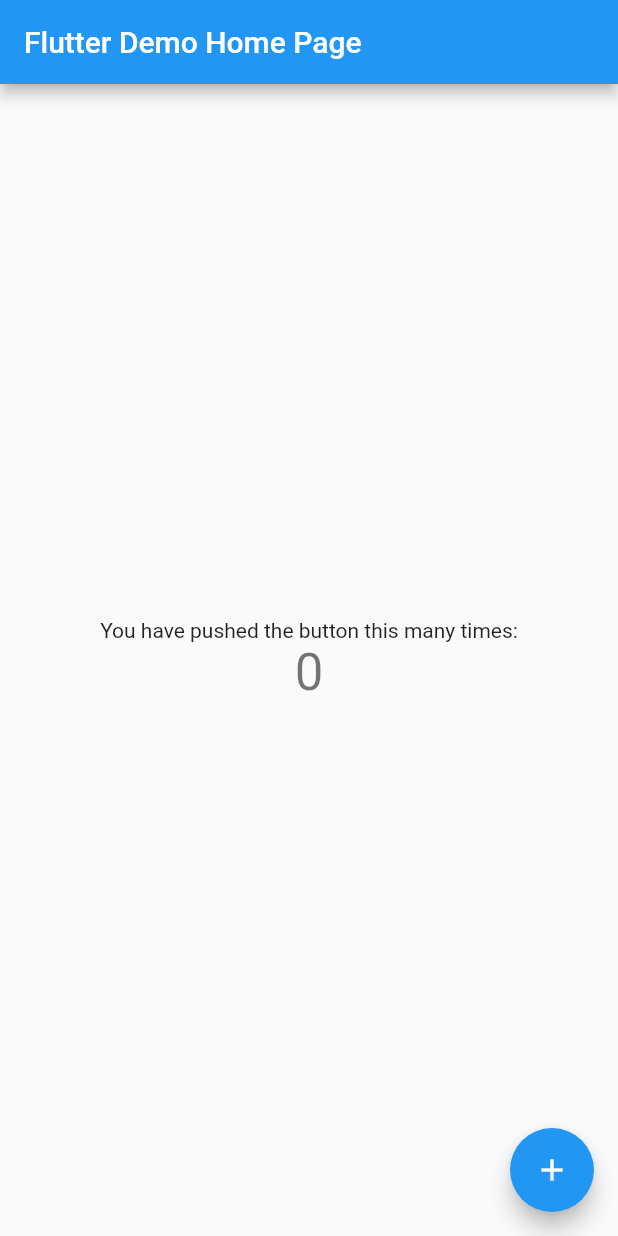
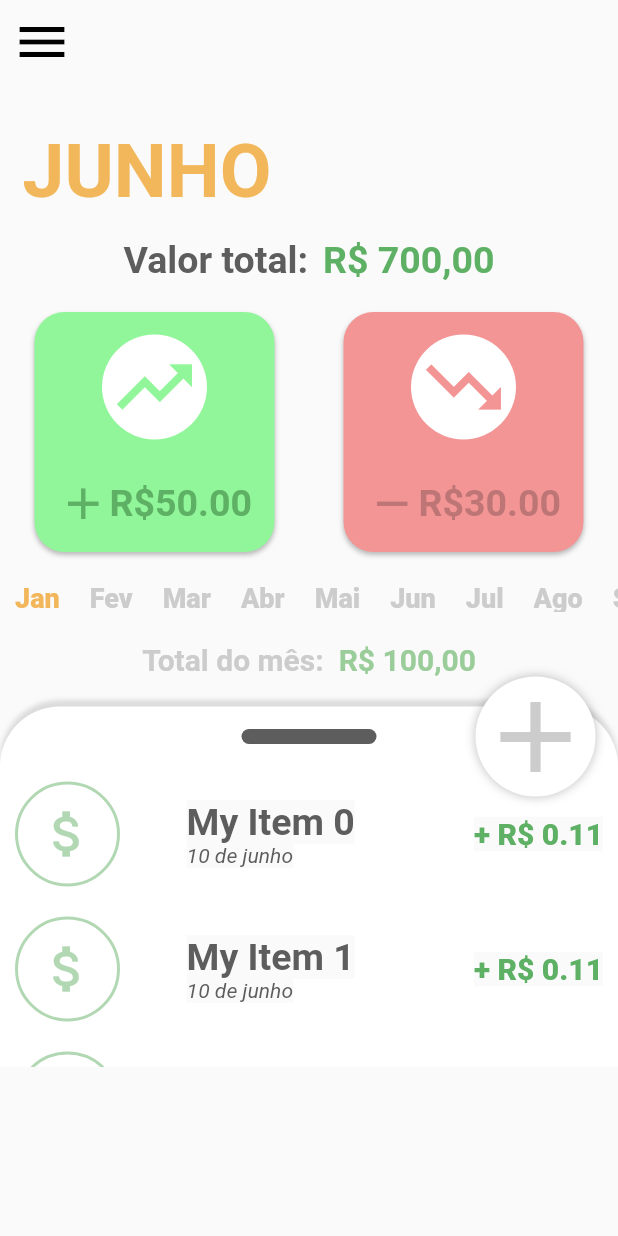
Before and after one commit to Navevaiko/Sabelas-APP, a Flutter app: the screen it shows after launch, on a phone screen of 412 x 824 dp. Run offline on Flutter 3.47's test engine with Material 2 defaults, Android fonts, the phone set to English and light mode, and no system bars.

Commit message:
Adds home screen

```diff
--- /dev/null
+++ b/lib/global widgets/record_widget.dart
@@ -0,0 +1,71 @@
+import 'package:flutter/material.dart';
+import 'package:sabelas/models/record_model.dart';
+
+class RecordWidget extends StatelessWidget {
+  RecordWidget({this.record});
+
+  final RecordModel record;
+
+  @override
+  Widget build(BuildContext context) {
+    String prefix = record.type == TYPE_PROFIT ? '+' : '-';
+    Color priceColor =
+        record.type == TYPE_PROFIT ? Color(0xFF5DB064) : Color(0xFFBD7575);
+
+    return Padding(
+      padding: EdgeInsets.all(10.0),
+      child: Row(
+        mainAxisAlignment: MainAxisAlignment.spaceBetween,
+        children: <Widget>[
+          Container(
+            width: 70.0,
+            height: 70.0,
+            decoration: BoxDecoration(
+                borderRadius: BorderRadius.circular(70),
+                border: Border.all(width: 2.0, color: record.group.color)),
+            child: Icon(
+              record.group.icon,
+              size: 40.0,
+              color: record.group.color,
+            ),
+          ),
+          SizedBox(width: 5.0),
+          Column(
+            crossAxisAlignment: CrossAxisAlignment.start,
+            children: <Widget>[
+              Material(
+                child: Text(
+                  record.title,
+                  style: TextStyle(
+                      fontWeight: FontWeight.bold,
+                      fontSize: 25.0,
+                      color: Color(0xFF5D5D5D)),
+                ),
+              ),
+              Material(
+                child: Text(
+                  record.date,
+                  style: TextStyle(
+                    color: Color(0xFF5D5D5D),
+                    fontStyle: FontStyle.italic,
+                  ),
+                ),
+              )
+            ],
+          ),
+          SizedBox(width: 40.0),
+          Material(
+            child: Text(
+              '$prefix R\$ ${record.getFormattedPrice()}',
+              style: TextStyle(
+                color: priceColor,
+                fontSize: 20.0,
+                fontWeight: FontWeight.w800,
+              ),
+            ),
+          )
+        ],
+      ),
+    );
+  }
+}
--- a/lib/main.dart
+++ b/lib/main.dart
@@ -1,4 +1,5 @@
 import 'package:flutter/material.dart';
+import 'package:sabelas/screens/home_screen.dart';
 
 void main() => runApp(MyApp());
 
@@ -7,105 +8,13 @@ class MyApp extends StatelessWidget {
   @override
   Widget build(BuildContext context) {
     return MaterialApp(
-      title: 'Flutter Demo',
+      title: 'Sabelas',
+      debugShowCheckedModeBanner: false,
       theme: ThemeData(
-        // This is the theme of your application.
-        //
-        // Try running your application with "flutter run". You'll see the
-        // application has a blue toolbar. Then, without quitting the app, try
-        // changing the primarySwatch below to Colors.green and then invoke
-        // "hot reload" (press "r" in the console where you ran "flutter run",
-        // or simply save your changes to "hot reload" in a Flutter IDE).
-        // Notice that the counter didn't reset back to zero; the application
-        // is not restarted.
-        primarySwatch: Colors.blue,
+        primaryColor: Color(0xFFF3B75B),
+        accentColor: Color(0xFFF9F1BF)
       ),
-      home: MyHomePage(title: 'Flutter Demo Home Page'),
+      home: HomeScreen(),
     );
   }
 }
-
-class MyHomePage extends StatefulWidget {
-  MyHomePage({Key key, this.title}) : super(key: key);
-
-  // This widget is the home page of your application. It is stateful, meaning
-  // that it has a State object (defined below) that contains fields that affect
-  // how it looks.
-
-  // This class is the configuration for the state. It holds the values (in this
-  // case the title) provided by the parent (in this case the App widget) and
-  // used by the build method of the State. Fields in a Widget subclass are
-  // always marked "final".
-
-  final String title;
-
-  @override
-  _MyHomePageState createState() => _MyHomePageState();
-}
-
-class _MyHomePageState extends State<MyHomePage> {
-  int _counter = 0;
-
-  void _incrementCounter() {
-    setState(() {
-      // This call to setState tells the Flutter framework that something has
-      // changed in this State, which causes it to rerun the build method below
-      // so that the display can reflect the updated values. If we changed
-      // _counter without calling setState(), then the build method would not be
-      // called again, and so nothing would appear to happen.
-      _counter++;
-    });
-  }
-
-  @override
-  Widget build(BuildContext context) {
-    // This method is rerun every time setState is called, for instance as done
-    // by the _incrementCounter method above.
-    //
-    // The Flutter framework has been optimized to make rerunning build methods
-    // fast, so that you can just rebuild anything that needs updating rather
-    // than having to individually change instances of widgets.
-    return Scaffold(
-      appBar: AppBar(
-        // Here we take the value from the MyHomePage object that was created by
-        // the App.build method, and use it to set our appbar title.
-        title: Text(widget.title),
-      ),
-      body: Center(
-        // Center is a layout widget. It takes a single child and positions it
-        // in the middle of the parent.
-        child: Column(
-          // Column is also a layout widget. It takes a list of children and
-          // arranges them vertically. By default, it sizes itself to fit its
-          // children horizontally, and tries to be as tall as its parent.
-          //
-          // Invoke "debug painting" (press "p" in the console, choose the
-          // "Toggle Debug Paint" action from the Flutter Inspector in Android
-          // Studio, or the "Toggle Debug Paint" command in Visual Studio Code)
-          // to see the wireframe for each widget.
-          //
-          // Column has various properties to control how it sizes itself and
-          // how it positions its children. Here we use mainAxisAlignment to
-          // center the children vertically; the main axis here is the vertical
-          // axis because Columns are vertical (the cross axis would be
-          // horizontal).
-          mainAxisAlignment: MainAxisAlignment.center,
-          children: <Widget>[
-            Text(
-              'You have pushed the button this many times:',
-            ),
-            Text(
-              '$_counter',
-              style: Theme.of(context).textTheme.display1,
-            ),
-          ],
-        ),
-      ),
-      floatingActionButton: FloatingActionButton(
-        onPressed: _incrementCounter,
-        tooltip: 'Increment',
-        child: Icon(Icons.add),
-      ), // This trailing comma makes auto-formatting nicer for build methods.
-    );
-  }
-}
--- /dev/null
+++ b/lib/models/record_model.dart
@@ -0,0 +1,51 @@
+library constants;
+import 'package:flutter/material.dart';
+import 'dart:math';
+
+const int TYPE_EXPENSES = 1;
+const int TYPE_PROFIT = 0;
+
+class Group {
+  IconData icon;
+  Color color;
+
+  Group({this.icon, this.color});
+}
+
+class RecordModel {
+  String title;
+  String date;
+  double price;
+  int type;
+  Group group;
+
+  RecordModel({this.title, this.date, this.price, this.type, this.group});
+
+  getFormattedPrice() {
+    return price.toStringAsFixed(2);
+  }
+}
+
+
+List<Group> groups = [
+  Group(icon: Icons.attach_money, color: Color(0xFFB1D8B3)),
+  Group(icon: Icons.fastfood, color: Color(0xFFE4A3A3)),
+  Group(icon: Icons.beach_access, color: Color(0xFF8792DD)),
+];
+
+List<RecordModel> records = List.generate(
+  20,
+  (index) {
+    int groupIndex = Random().nextInt(groups.length - 1);
+    double price = Random().nextDouble();
+    int date = Random().nextInt(30);
+
+    return RecordModel(
+      price: price,
+      group: groups[groupIndex],
+      title: 'My Item $index',
+      date: '$date de junho',
+      type: Random().nextInt(2)
+    );
+  }
+);
--- /dev/null
+++ b/lib/screens/home_screen.dart
@@ -0,0 +1,293 @@
+import 'package:flutter/cupertino.dart';
+import 'package:flutter/material.dart';
+import 'package:sabelas/global%20widgets/record_widget.dart';
+import 'package:sabelas/screens/records_screen.dart';
+import 'package:sabelas/models/record_model.dart' as RecorModel;
+
+class HomeScreen extends StatefulWidget {
+  _HomeScreenState createState() => _HomeScreenState();
+}
+
+class _HomeScreenState extends State<HomeScreen> {
+  List<String> _months = [
+    'Jan',
+    'Fev',
+    'Mar',
+    'Abr',
+    'Mai',
+    'Jun',
+    'Jul',
+    'Ago',
+    'Set',
+    'Out',
+    'Nov',
+    'Dez'
+  ];
+  int _selectedMonth = 0;
+
+  Widget _createMonthsValuesContainer(int type, double value) {
+    Color lightColor;
+    Color darkColor;
+    IconData icon;
+    IconData signIcon;
+
+    if (type == RecorModel.TYPE_PROFIT) {
+      lightColor = Color(0xFF91F699);
+      darkColor = Color(0xFF5DB064);
+      icon = Icons.trending_up;
+      signIcon = Icons.add;
+    } else {
+      lightColor = Color(0xFFF39595);
+      darkColor = Color(0xFFBD7575);
+      icon = Icons.trending_down;
+      signIcon = Icons.remove;
+    }
+
+    String formattedValue = value.toStringAsFixed(2);
+
+    return Container(
+      width: 160.0,
+      height: 160.0,
+      decoration: BoxDecoration(
+          color: lightColor,
+          borderRadius: BorderRadius.circular(20.0),
+          boxShadow: [
+            BoxShadow(
+                color: Colors.black26,
+                offset: Offset(0.0, 2.0),
+                blurRadius: 2.0)
+          ]),
+      child: Column(
+        children: <Widget>[
+          Container(
+            margin: EdgeInsets.symmetric(vertical: 15.0),
+            decoration: BoxDecoration(
+                borderRadius: BorderRadius.circular(80.0), color: Colors.white),
+            child: Padding(
+              padding: EdgeInsets.all(5.0),
+              child: Icon(
+                icon,
+                size: 60.0,
+                color: lightColor,
+              ),
+            ),
+          ),
+          Padding(
+            padding: EdgeInsets.symmetric(vertical: 10.0),
+            child: Row(
+              mainAxisAlignment: MainAxisAlignment.center,
+              children: <Widget>[
+                Icon(
+                  signIcon,
+                  color: darkColor,
+                  size: 35.0,
+                ),
+                Text(
+                  'R\$$formattedValue',
+                  style: TextStyle(
+                      color: darkColor,
+                      fontSize: 25.0,
+                      fontWeight: FontWeight.w600),
+                )
+              ],
+            ),
+          )
+        ],
+      ),
+    );
+  }
+
+  @override
+  Widget build(BuildContext context) {
+    Widget records = ListView.builder(
+      padding: EdgeInsets.all(0.0),
+      itemCount: RecorModel.records.length,
+      itemBuilder: (BuildContext context, int index) {
+        return RecordWidget(record: RecorModel.records[index]);
+      }
+    );
+    return Scaffold(
+      extendBodyBehindAppBar: true,
+      appBar: AppBar(
+        backgroundColor: Colors.transparent,
+        elevation: 0,
+        leading: IconButton(
+          icon: Icon(Icons.menu),
+          iconSize: 40.0,
+          onPressed: () => print('Hey'),
+        ),
+      ),
+      body: Padding(
+        padding: EdgeInsets.only(top: 80.0),
+        child: Column(
+          crossAxisAlignment: CrossAxisAlignment.start,
+          children: <Widget>[
+            Padding(
+              padding: EdgeInsets.only(left: 15.0, top: 5.0),
+              child: Text(
+                'JUNHO',
+                style: TextStyle(
+                    color: Theme.of(context).primaryColor,
+                    fontSize: 50.0,
+                    fontWeight: FontWeight.bold),
+              ),
+            ),
+            SizedBox(height: 15.0),
+            Row(
+              mainAxisAlignment: MainAxisAlignment.center,
+              children: <Widget>[
+                Text(
+                  'Valor total:',
+                  style: TextStyle(
+                      fontWeight: FontWeight.bold,
+                      fontSize: 25.0,
+                      color: Color(0xFF5D5D5D)),
+                ),
+                SizedBox(width: 10.0),
+                Text(
+                  'R\$ 700,00',
+                  style: TextStyle(
+                      fontWeight: FontWeight.bold,
+                      fontSize: 25.0,
+                      color: Color(0xFF5DB064)),
+                )
+              ],
+            ),
+            SizedBox(height: 20.0),
+            Row(
+              mainAxisAlignment: MainAxisAlignment.spaceAround,
+              children: <Widget>[
+                _createMonthsValuesContainer(0, 50.0),
+                _createMonthsValuesContainer(1, 30.0)
+              ],
+            ),
+            SizedBox(height: 20.0),
+            Container(
+              height: 20.0,
+              child: ListView.builder(
+                  scrollDirection: Axis.horizontal,
+                  itemCount: _months.length,
+                  itemBuilder: (BuildContext context, int index) {
+                    Color color = index == _selectedMonth
+                        ? Theme.of(context).primaryColor
+                        : Color(0xFFCCCCCC);
+                    return GestureDetector(
+                      onTap: () {
+                        setState(() {
+                          _selectedMonth = index;
+                        });
+                      },
+                      child: Padding(
+                        padding: EdgeInsets.symmetric(horizontal: 10.0),
+                        child: Text(
+                          _months[index],
+                          style: TextStyle(
+                              color: color,
+                              fontWeight: FontWeight.w800,
+                              fontSize: 18.0),
+                        ),
+                      ),
+                    );
+                  }),
+            ),
+            SizedBox(height: 20.0),
+            Row(
+              mainAxisAlignment: MainAxisAlignment.center,
+              children: <Widget>[
+                Text(
+                  'Total do mês:',
+                  style: TextStyle(
+                      fontWeight: FontWeight.bold,
+                      fontSize: 20.0,
+                      color: Color(0xFFCCCCCC)),
+                ),
+                SizedBox(width: 10.0),
+                Text(
+                  'R\$ 100,00',
+                  style: TextStyle(
+                    fontWeight: FontWeight.bold,
+                    fontSize: 20.0,
+                    color: Color(0xFF9ACD99),
+                  ),
+                )
+              ],
+            ),
+            SizedBox(height: 20.0),
+            Stack(
+              overflow: Overflow.visible,
+              children: <Widget>[
+                Hero(
+                  tag: 'registerList',
+                  child: Container(
+                    width: MediaQuery.of(context).size.width,
+                    decoration: BoxDecoration(
+                        color: Colors.white,
+                        borderRadius: BorderRadius.only(
+                            topLeft: Radius.circular(40.0),
+                            topRight: Radius.circular(40.0)),
+                        boxShadow: [
+                          BoxShadow(
+                              color: Colors.black12,
+                              offset: Offset(0.0, -4.0),
+                              blurRadius: 2.0)
+                        ]),
+                    child: Column(
+                      children: <Widget>[
+                        Padding(
+                          padding: EdgeInsets.symmetric(vertical: 15.0),
+                          child: Container(
+                            width: 90.0,
+                            height: 10.0,
+                            decoration: BoxDecoration(
+                                color: Color(0XFF5D5D5D),
+                                borderRadius:
+                                    BorderRadiusDirectional.circular(10.0)),
+                          ),
+                        ),
+                        Container(
+                          height: 200.0,
+                          child: NotificationListener<ScrollNotification>(
+                            onNotification: (scrollNotification) {
+                              if (scrollNotification is ScrollStartNotification) {
+                                  Navigator.push(context, MaterialPageRoute(builder: (context) => RecordScreen()));
+                              }
+
+                              return true;
+                            },
+                            child: records,
+                          ),
+                        ),
+                      ],
+                    ),
+                  ),
+                ),
+                Positioned(
+                  top: -20.0,
+                  right: 15.0,
+                  child: Container(
+                    width: 80.0,
+                    height: 80.0,
+                    decoration: BoxDecoration(
+                        borderRadius: BorderRadius.circular(80.0),
+                        color: Colors.white,
+                        boxShadow: [
+                          BoxShadow(
+                              color: Colors.black26,
+                              offset: Offset(0.0, 0.0),
+                              blurRadius: 5.0)
+                        ]),
+                    child: Icon(
+                      Icons.add,
+                      size: 80.0,
+                      color: Color(0xFFCCCCCC),
+                    ),
+                  ),
+                )
+              ],
+            )
+          ],
+        ),
+      ),
+    );
+  }
+}
--- /dev/null
+++ b/lib/screens/records_screen.dart
@@ -0,0 +1,53 @@
+import 'package:flutter/material.dart';
+import 'package:flutter/rendering.dart';
+import 'package:sabelas/global%20widgets/record_widget.dart';
+import 'package:sabelas/models/record_model.dart' as RecordModel;
+
+
+class RecordScreen extends StatelessWidget {
+  ScrollController _scrollController = ScrollController();
+  BuildContext buildContext;
+
+  _scrollListener() {
+    if(_scrollController.offset <= _scrollController.position.minScrollExtent) {
+        Navigator.pop(buildContext);
+    }
+  }
+
+  @override
+  Widget build(BuildContext context) {
+    _scrollController.addListener(_scrollListener);
+    buildContext = context;
+
+    return Scaffold(
+      body: Hero(
+        tag: 'registerList',
+        child: SafeArea(
+          child: Column(
+            children: <Widget>[
+              Padding(
+                padding: EdgeInsets.symmetric(vertical: 15.0),
+                child: Container(
+                  width: 90.0,
+                  height: 10.0,
+                  decoration: BoxDecoration(
+                      color: Color(0XFF5D5D5D),
+                      borderRadius: BorderRadiusDirectional.circular(10.0)),
+                ),
+              ),
+              Expanded(
+                child: ListView.builder(
+                  controller: _scrollController,
+                  padding: EdgeInsets.all(0.0),
+                  itemCount: RecordModel.records.length,
+                  itemBuilder: (BuildContext context, int index) {
+                    return RecordWidget(record: RecordModel.records[index]);
+                  }),
+              ),
+            ],
+          ),
+        ),
+      ),
+    );
+  }
+}
```
